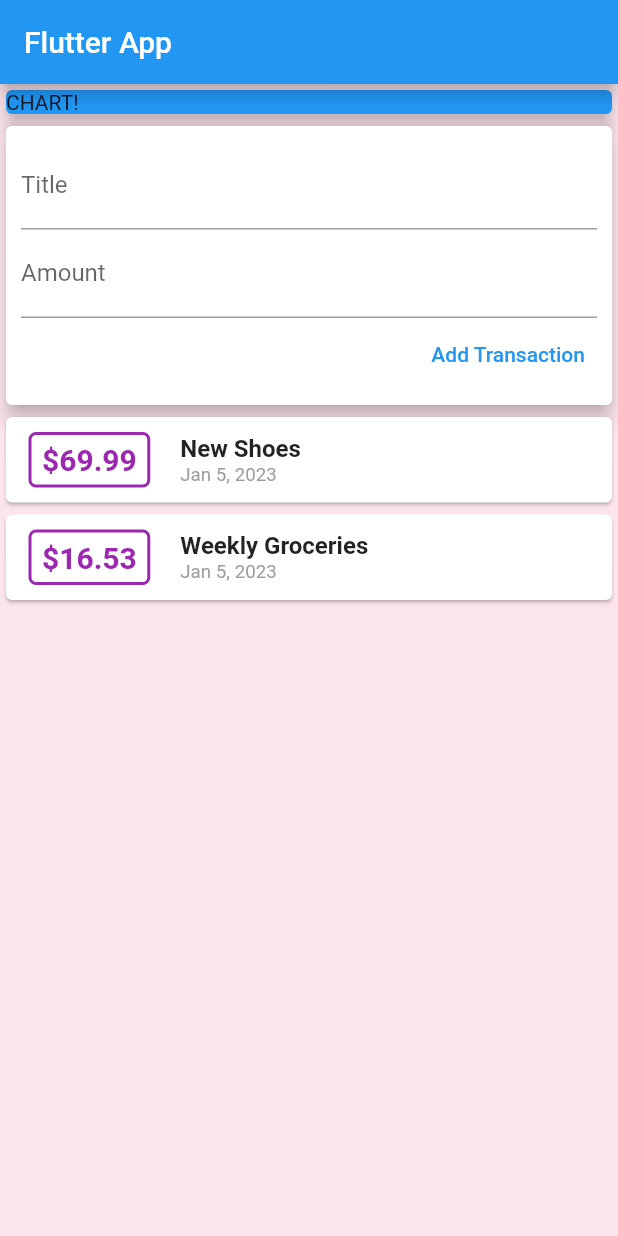
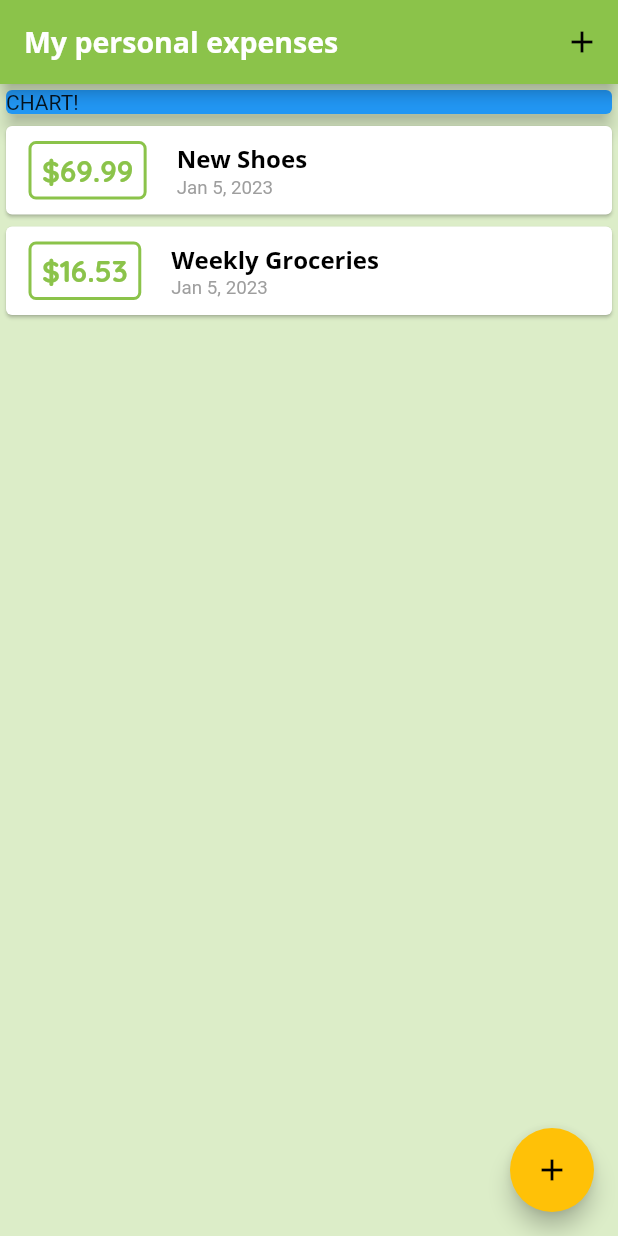
Before and after one commit to imGtheCoder/personal-expenses-app, a Flutter app: the screen it shows after launch, on a phone screen of 412 x 824 dp. Run offline on Flutter 3.47's test engine with Material 2 defaults, Android fonts, the phone set to English and light mode, and no system bars.

Commit message:
Refactoring some files

```diff
--- a/lib/main.dart
+++ b/lib/main.dart
@@ -1,5 +1,7 @@
 import 'package:flutter/material.dart';
-import './widgets/user_transactions.dart';
+import './widgets/transaction_list.dart';
+import './widgets/new_transaction.dart';
+import './models/transaction.dart';
 
 void main() => runApp(MyApp());
 
@@ -7,22 +9,100 @@ class MyApp extends StatelessWidget {
   @override
   Widget build(BuildContext context) {
     return MaterialApp(
-      title: 'Flutter App',
+      theme: ThemeData(
+        primarySwatch: Colors.lightGreen,
+        accentColor: Colors.amber,
+        fontFamily: 'QuickSand',
+        appBarTheme: AppBarTheme(
+          titleTextStyle: TextStyle(
+            fontFamily: 'OpenSans',
+            fontSize: 19,
+            fontWeight: FontWeight.bold,
+          ),
+        ),
+        textTheme: Theme.of(context).textTheme.copyWith(
+              caption: TextStyle(
+                fontFamily: 'OpenSans',
+                fontWeight: FontWeight.bold,
+                fontSize: 16,
+                color: Colors.black,
+              ),
+            ),
+      ),
+      title: 'Personal expenses',
       home: MyHomePage(),
     );
   }
 }
 
-class MyHomePage extends StatelessWidget {
-  final titleController = TextEditingController();
-  final amountController = TextEditingController();
+class MyHomePage extends StatefulWidget {
+  @override
+  State<MyHomePage> createState() => _MyHomePageState();
+}
+
+class _MyHomePageState extends State<MyHomePage> {
+  final List<Transaction> _userTransactions = [
+    Transaction(
+      id: 't1',
+      title: 'New Shoes',
+      amount: 69.99,
+      date: DateTime.now(),
+    ),
+    Transaction(
+      id: 't2',
+      title: 'Weekly Groceries',
+      amount: 16.53,
+      date: DateTime.now(),
+    ),
+  ];
+
+  void _addNewTransaction(String txTitle, double txAmount) {
+    final newTx = Transaction(
+        id: DateTime.now().toString(),
+        title: txTitle,
+        amount: txAmount,
+        date: DateTime.now());
+
+    setState(() {
+      _userTransactions.add(newTx);
+    });
+  }
+
+  void _startAddNewTransaction(BuildContext ctx) {
+    showModalBottomSheet(
+      context: ctx,
+      builder: (bCtx) {
+        return GestureDetector(
+          child: NewTransaction(_addNewTransaction),
+          onTap: () {},
+          behavior: HitTestBehavior.opaque,
+        );
+      },
+    );
+  }
 
   @override
   Widget build(BuildContext context) {
     return Scaffold(
-      backgroundColor: Colors.pink[50],
+      backgroundColor: Theme.of(context).primaryColorLight,
       appBar: AppBar(
-        title: Text('Flutter App'),
+        // titleTextStyle: TextStyle(
+        //     fontFamily: 'QuickSand',
+        //     fontWeight: FontWeight.bold,
+        //     fontSize: 20,
+        //     color: Colors.black),
+        title: Text('My personal expenses'),
+        actions: [
+          IconButton(
+            onPressed: () => _startAddNewTransaction(context),
+            icon: Icon(Icons.add),
+          ),
+        ],
+      ),
+      floatingActionButtonLocation: FloatingActionButtonLocation.endFloat,
+      floatingActionButton: FloatingActionButton(
+        child: Icon(Icons.add),
+        onPressed: () => _startAddNewTransaction(context),
       ),
       body: SingleChildScrollView(
         child: Column(
@@ -38,7 +118,7 @@ class MyHomePage extends StatelessWidget {
                 elevation: 5,
               ),
             ),
-            UserTransactions(),
+            TransactionList(_userTransactions),
           ],
         ),
       ),
--- a/lib/widgets/transaction_list.dart
+++ b/lib/widgets/transaction_list.dart
@@ -22,17 +22,18 @@ class TransactionList extends StatelessWidget {
                   padding: EdgeInsets.symmetric(vertical: 5, horizontal: 7),
                   decoration: BoxDecoration(
                     border: Border.all(
-                      color: Colors.purple,
+                      color: Theme.of(context).primaryColor,
                       width: 2,
                     ),
                     borderRadius: BorderRadius.circular(5),
                   ),
                   child: Text(
-                    '\$${transactions[index].amount}',
+                    '\$${transactions[index].amount.toStringAsFixed(2)}',
                     style: TextStyle(
+                      fontFamily: 'QuickSand',
                       fontWeight: FontWeight.bold,
                       fontSize: 20,
-                      color: Colors.purple,
+                      color: Theme.of(context).primaryColor,
                     ),
                   ),
                 ),
@@ -44,8 +45,7 @@ class TransactionList extends StatelessWidget {
                     children: <Widget>[
                       Text(
                         transactions[index].title,
-                        style: TextStyle(
-                            fontSize: 16, fontWeight: FontWeight.bold),
+                        style: Theme.of(context).textTheme.caption,
                       ),
                       Text(
                         DateFormat.yMMMd().format(transactions[index].date),
--- a/lib/widgets/user_transactions.dart
+++ /dev/null
@@ -1,48 +0,0 @@
-import 'package:flutter/material.dart';
-import '../widgets/transaction_list.dart';
-import '../widgets/new_transaction.dart';
-import '../models/transaction.dart';
-
-class UserTransactions extends StatefulWidget {
-  @override
-  State<UserTransactions> createState() => _UserTransactionsState();
-}
-
-class _UserTransactionsState extends State<UserTransactions> {
-  final List<Transaction> _userTransactions = [
-    Transaction(
-      id: 't1',
-      title: 'New Shoes',
-      amount: 69.99,
-      date: DateTime.now(),
-    ),
-    Transaction(
-      id: 't2',
-      title: 'Weekly Groceries',
-      amount: 16.53,
-      date: DateTime.now(),
-    ),
-  ];
-
-  void _addNewTransaction(String txTitle, double txAmount) {
-    final newTx = Transaction(
-        id: DateTime.now().toString(),
-        title: txTitle,
-        amount: txAmount,
-        date: DateTime.now());
-
-    setState(() {
-      _userTransactions.add(newTx);
-    });
-  }
-
-  @override
-  Widget build(BuildContext context) {
-    return Column(
-      children: [
-        NewTransaction(_addNewTransaction),
-        TransactionList(_userTransactions),
-      ],
-    );
-  }
-}
```
Also changed, not shown: lib/widgets/new_transaction.dart (+30 -6 lines), pubspec.yaml (+11 -11 lines), assets/fonts/OpenSans-Bold.ttf (added), assets/fonts/OpenSans-Regular.ttf (added), assets/fonts/Quicksand-Bold.ttf (added), assets/fonts/Quicksand-Light.ttf (added), assets/fonts/Quicksand-Medium.ttf (added), assets/fonts/Quicksand-Regular.ttf (added).
